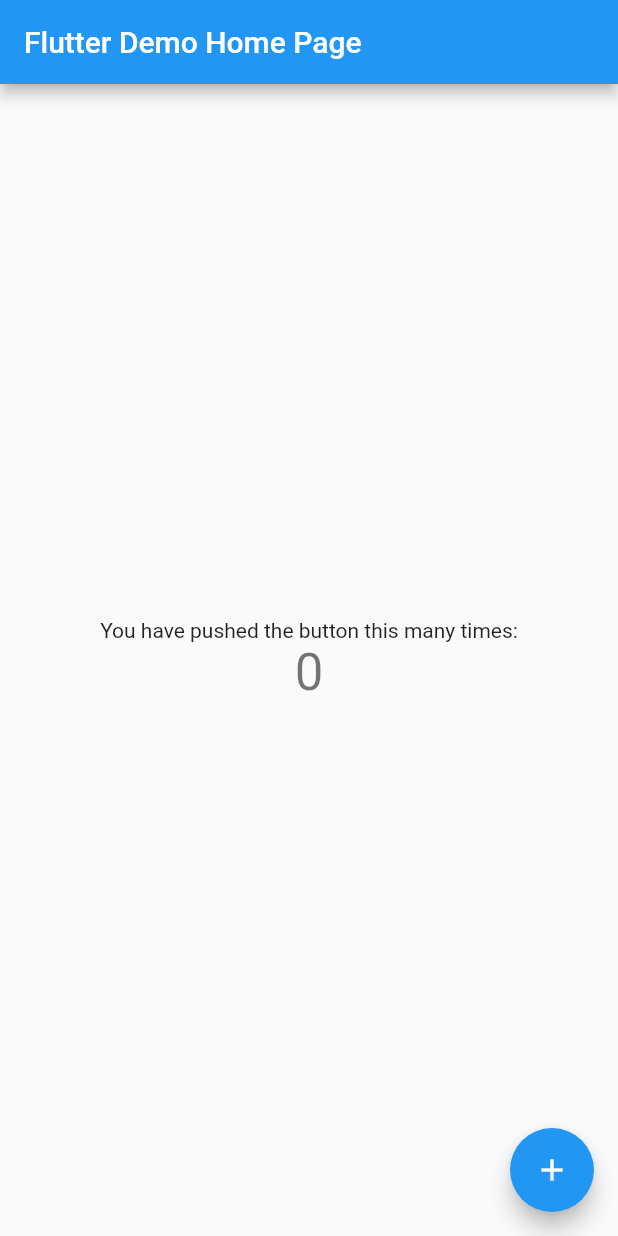
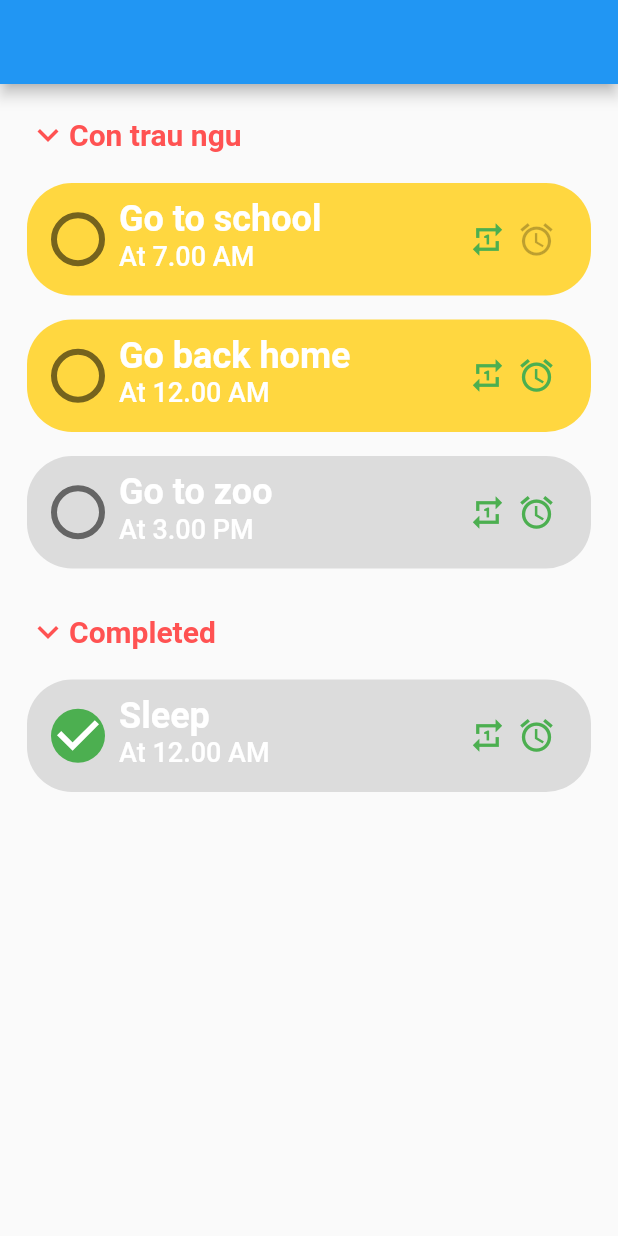
Before and after one commit to DucThang18DT/FlutterApp_StupidBuffalo, a Flutter app: the screen it shows after launch, on a phone screen of 412 x 824 dp. Run offline on Flutter 3.47's test engine with Material 2 defaults, Android fonts, the phone set to English and light mode, and no system bars; our stand-ins replace get.

Commit message:
create \'task object\' that include infor of tasks, update main screen UI

```diff
--- a/lib/main.dart
+++ b/lib/main.dart
@@ -1,113 +1,55 @@
 import 'package:flutter/material.dart';
+import 'package:todo_app/screens/mainScreen/mainScreen.dart';
+
+import 'objects/taskObject/listTask.dart';
+import 'objects/taskObject/taskProperties.dart';
 
 void main() {
+  while (ListTask.tasks.length > 0) {
+    ListTask.tasks.removeLast();
+  }
+  ListTask.tasks.add(TaskProperties(
+      name: "Go to school",
+      description: "At 7.00 AM",
+      repeat: Repeat.ONCE,
+      remind: false,
+      status: Status.DOING,
+      important: true));
+  ListTask.tasks.add(TaskProperties(
+      name: "Sleep",
+      description: "At 12.00 AM",
+      repeat: Repeat.ONCE,
+      remind: true,
+      status: Status.DONE,
+      important: false));
+  ListTask.tasks.add(TaskProperties(
+      name: "Go back home",
+      description: "At 12.00 AM",
+      repeat: Repeat.ONCE,
+      remind: true,
+      status: Status.DOING,
+      important: true));
+  ListTask.tasks.add(TaskProperties(
+      name: "Go to zoo",
+      description: "At 3.00 PM",
+      repeat: Repeat.ONCE,
+      remind: true,
+      status: Status.DOING,
+      important: false));
+  for (int index = 0; index < ListTask.tasks.length; index++)
+    if (ListTask.tasks[index].status == Status.DONE) ++ListTask.taskDone;
   runApp(MyApp());
 }
 
 class MyApp extends StatelessWidget {
-  // This widget is the root of your application.
   @override
   Widget build(BuildContext context) {
     return MaterialApp(
-      title: 'Stupid Buffalo',
-      theme: ThemeData(
-        // This is the theme of your application.
-        //
-        // Try running your application with "flutter run". You'll see the
-        // application has a blue toolbar. Then, without quitting the app, try
-        // changing the primarySwatch below to Colors.green and then invoke
-        // "hot reload" (press "r" in the console where you ran "flutter run",
-        // or simply save your changes to "hot reload" in a Flutter IDE).
-        // Notice that the counter didn't reset back to zero; the application
-        // is not restarted.
-        primarySwatch: Colors.blue,
-      ),
-      home: MyHomePage(title: 'Flutter Demo Home Page'),
+      home: Scaffold(
+          appBar: AppBar(
+            actions: [],
+          ),
+          body: MainScreen()),
     );
   }
 }
-
-class MyHomePage extends StatefulWidget {
-  MyHomePage({Key? key, required this.title}) : super(key: key);
-
-  // This widget is the home page of your application. It is stateful, meaning
-  // that it has a State object (defined below) that contains fields that affect
-  // how it looks.
-
-  // This class is the configuration for the state. It holds the values (in this
-  // case the title) provided by the parent (in this case the App widget) and
-  // used by the build method of the State. Fields in a Widget subclass are
-  // always marked "final".
-
-  final String title;
-
-  @override
-  _MyHomePageState createState() => _MyHomePageState();
-}
-
-class _MyHomePageState extends State<MyHomePage> {
-  int _counter = 0;
-
-  void _incrementCounter() {
-    setState(() {
-      // This call to setState tells the Flutter framework that something has
-      // changed in this State, which causes it to rerun the build method below
-      // so that the display can reflect the updated values. If we changed
-      // _counter without calling setState(), then the build method would not be
-      // called again, and so nothing would appear to happen.
-      _counter++;
-    });
-  }
-
-  @override
-  Widget build(BuildContext context) {
-    // This method is rerun every time setState is called, for instance as done
-    // by the _incrementCounter method above.
-    //
-    // The Flutter framework has been optimized to make rerunning build methods
-    // fast, so that you can just rebuild anything that needs updating rather
-    // than having to individually change instances of widgets.
-    return Scaffold(
-      appBar: AppBar(
-        // Here we take the value from the MyHomePage object that was created by
-        // the App.build method, and use it to set our appbar title.
-        title: Text(widget.title),
-      ),
-      body: Center(
-        // Center is a layout widget. It takes a single child and positions it
-        // in the middle of the parent.
-        child: Column(
-          // Column is also a layout widget. It takes a list of children and
-          // arranges them vertically. By default, it sizes itself to fit its
-          // children horizontally, and tries to be as tall as its parent.
-          //
-          // Invoke "debug painting" (press "p" in the console, choose the
-          // "Toggle Debug Paint" action from the Flutter Inspector in Android
-          // Studio, or the "Toggle Debug Paint" command in Visual Studio Code)
-          // to see the wireframe for each widget.
-          //
-          // Column has various properties to control how it sizes itself and
-          // how it positions its children. Here we use mainAxisAlignment to
-          // center the children vertically; the main axis here is the vertical
-          // axis because Columns are vertical (the cross axis would be
-          // horizontal).
-          mainAxisAlignment: MainAxisAlignment.center,
-          children: <Widget>[
-            Text(
-              'You have pushed the button this many times:',
-            ),
-            Text(
-              '$_counter',
-              style: Theme.of(context).textTheme.headline4,
-            ),
-          ],
-        ),
-      ),
-      floatingActionButton: FloatingActionButton(
-        onPressed: _incrementCounter,
-        tooltip: 'Increment',
-        child: Icon(Icons.add),
-      ), // This trailing comma makes auto-formatting nicer for build methods.
-    );
-  }
-}
--- /dev/null
+++ b/lib/objects/taskObject/listTask.dart
@@ -0,0 +1,7 @@
+import 'package:todo_app/objects/taskObject/taskProperties.dart';
+import 'package:get/get.dart';
+
+class ListTask {
+  static RxInt taskDone = 0.obs;
+  static List<TaskProperties> tasks = <TaskProperties>[].obs;
+}
--- /dev/null
+++ b/lib/objects/taskObject/taskProperties.dart
@@ -0,0 +1,88 @@
+enum Repeat { ONCE, EVERYDAY, CUSTOM }
+enum Status { DONE, LATE, DOING }
+
+class TaskProperties {
+  String _taskName = "";
+  String _description = "";
+  Repeat _repeat = Repeat.ONCE;
+  Status _status = Status.DOING;
+  DateTime _dueDate = DateTime.now();
+  DateTime _completeTime = DateTime.now();
+  bool _remind = true;
+  bool _important = true;
+
+  // getter
+  String get taskName => _taskName;
+  String get description => _description;
+  Repeat get repeat => _repeat;
+  Status get status => _status;
+  DateTime get dueDate => _dueDate;
+  DateTime get completeTime => _completeTime;
+  bool get remind => _remind;
+  bool get important => _important;
+
+  // setter
+  set newTaskName(String name) {
+    _taskName = name;
+  }
+
+  set newDescription(String des) {
+    _description = des;
+  }
+
+  set newRepeat(Repeat repeat) {
+    _repeat = repeat;
+  }
+
+  set newStatus(Status status) {
+    _status = status;
+  }
+
+  set newDueDate(String time) {
+    _dueDate = DateTime.parse(time);
+  }
+
+  set newCompleteTime(String time) {
+    _completeTime = DateTime.parse(time);
+  }
+
+  set newRemind(bool remind) {
+    _remind = remind;
+  }
+
+  set newImportant(bool important) {
+    _important = important;
+  }
+
+  // Constructor
+  TaskProperties(
+      {String name = "Todo",
+      String description = "This is a today task.",
+      Repeat repeat = Repeat.ONCE,
+      Status status = Status.DOING,
+      bool remind = true,
+      bool important = true,
+      String dueDate = '2022-02-17 19:15:00Z'}) {
+    newTaskName = name;
+    newDescription = description;
+    newRepeat = repeat;
+    newDueDate = dueDate;
+    newStatus = status;
+    newRemind = remind;
+    newImportant = important;
+  }
+
+  // methods
+
+  bool isLate() {
+    DateTime _now = DateTime.now();
+    if (dueDate.isBefore(_now))
+      return true;
+    else
+      return false;
+  }
+
+  void complete() {
+    _completeTime = DateTime.now();
+  }
+}
--- /dev/null
+++ b/lib/screens/mainScreen/mainScreen.dart
@@ -0,0 +1,117 @@
+import 'package:flutter/material.dart';
+import 'package:get/get.dart';
+import 'package:todo_app/objects/taskObject/listTask.dart';
+import 'package:todo_app/objects/taskObject/taskProperties.dart';
+import 'package:todo_app/screens/mainScreen/taskItem/taskitem.dart';
+
+class MainScreen extends StatefulWidget {
+  static MainScreenProperties mainPgProps = MainScreenProperties();
+  static bool taskExpand = true;
+  static bool completedTaskExpand = true;
+
+  @override
+  _MainScreenState createState() => _MainScreenState();
+}
+
+class _MainScreenState extends State<MainScreen> {
+  @override
+  Widget build(BuildContext context) {
+    return Obx(() => ListView(
+          padding: EdgeInsets.all(MainScreen.mainPgProps.padding),
+          children: [
+            if (ListTask.taskDone < ListTask.tasks.length)
+              TextButton(
+                  onPressed: () {
+                    setState(() {
+                      if (MainScreen.taskExpand)
+                        MainScreen.taskExpand = false;
+                      else
+                        MainScreen.taskExpand = true;
+                    });
+                  },
+                  child: Container(
+                    alignment: Alignment.centerLeft,
+                    child: Row(children: [
+                      Icon(
+                        MainScreen.taskExpand
+                            ? Icons.keyboard_arrow_down
+                            : Icons.keyboard_arrow_right,
+                        size: MainScreen.mainPgProps.iconSize,
+                        color: MainScreen.mainPgProps.iconColor,
+                      ),
+                      Text(
+                        "Con trau ngu",
+                        textAlign: TextAlign.left,
+                        style: TextStyle(
+                            fontSize: MainScreen.mainPgProps.headerSize,
+                            color: MainScreen.mainPgProps.headerColor,
+                            fontWeight: FontWeight.bold),
+                      ),
+                    ]),
+                  )),
+            if (MainScreen.taskExpand)
+              for (int id = 0; id < ListTask.tasks.length; id++)
+                if (ListTask.tasks[id].status != Status.DONE) TaskItem(id),
+
+            // if (ListTask.taskDone > 0)
+            // Container(
+            //   // height: 20,
+            //   padding: EdgeInsets.all(MainScreen.mainPgProps.deviderPadding),
+            //   child:
+            SizedBox(
+              height: 10,
+            ),
+
+            if (ListTask.taskDone > 0)
+              TextButton(
+                  onPressed: () {
+                    setState(() {
+                      if (MainScreen.completedTaskExpand)
+                        MainScreen.completedTaskExpand = false;
+                      else
+                        MainScreen.completedTaskExpand = true;
+                    });
+                  },
+                  child: Container(
+                    alignment: Alignment.centerLeft,
+                    child: Row(children: [
+                      Icon(
+                        MainScreen.completedTaskExpand
+                            ? Icons.keyboard_arrow_down
+                            : Icons.keyboard_arrow_right,
+                        size: MainScreen.mainPgProps.iconSize,
+                        color: MainScreen.mainPgProps.iconColor,
+                      ),
+                      Text(
+                        "Completed",
+                        textAlign: TextAlign.left,
+                        style: TextStyle(
+                            fontSize: MainScreen.mainPgProps.headerSize,
+                            color: MainScreen.mainPgProps.headerColor,
+                            fontWeight: FontWeight.bold),
+                      ),
+                    ]),
+                  )),
+            // ),
+            if (MainScreen.completedTaskExpand)
+              for (int id = 0; id < ListTask.tasks.length; id++)
+                if (ListTask.tasks[id].status == Status.DONE) TaskItem(id),
+
+            // Text('${ListTask.taskDone}'),
+          ],
+        ));
+  }
+}
+
+class MainScreenProperties {
+  double sizedBoxHeght = 50;
+  double sizedBoxWidth = 30;
+  double padding = 10;
+  Color dividerColor = Colors.black;
+  double deviderHeight = 10;
+  double deviderPadding = 5;
+  Color headerColor = Colors.redAccent;
+  double headerSize = 20;
+  double iconSize = 28;
+  Color iconColor = Colors.redAccent;
+}
--- /dev/null
+++ b/lib/screens/mainScreen/taskItem/taskitem.dart
@@ -0,0 +1,141 @@
+import 'package:flutter/cupertino.dart';
+import 'package:flutter/material.dart';
+import 'package:get/get_state_manager/src/rx_flutter/rx_obx_widget.dart';
+import 'package:todo_app/objects/taskObject/listTask.dart';
+import 'package:todo_app/objects/taskObject/taskProperties.dart';
+
+class TaskItem extends StatefulWidget {
+  late int index;
+  // static late TaskProperties ListTask;
+  static final TaskItemProperties _itemProps = TaskItemProperties();
+
+  TaskItem(int index) {
+    this.index = index;
+  }
+  @override
+  _TaskItemState createState() => _TaskItemState();
+}
+
+class _TaskItemState extends State<TaskItem> {
+  viewTask() {
+    // TODO
+  }
+  @override
+  Widget build(BuildContext context) {
+    return TextButton(
+      onPressed: viewTask,
+      child: Container(
+        decoration: BoxDecoration(
+            borderRadius:
+                BorderRadius.circular(TaskItem._itemProps.borderRadius),
+            color: ListTask.tasks[widget.index].important == true
+                ? TaskItem._itemProps.itemImportantBgrColor
+                : TaskItem._itemProps.itemBackground),
+        padding: EdgeInsets.all(TaskItem._itemProps.padding),
+        // margin: EdgeInsets.all(TaskItem._itemProps.margin),
+        //color: Colors.amber,
+        height: TaskItem._itemProps.height,
+        child: Row(
+          mainAxisAlignment: MainAxisAlignment.start,
+          children: [
+            Transform.scale(
+              scale: TaskItem._itemProps.checkBoxScale,
+              child: Checkbox(
+                  shape: CircleBorder(),
+                  value: ListTask.tasks[widget.index].status == Status.DONE
+                      ? true
+                      : false,
+                  activeColor: TaskItem._itemProps.checkboxActiveColor,
+                  onChanged: (bool? value) {
+                    setState(() {
+                      if (ListTask.tasks[widget.index].status == Status.DONE) {
+                        // TaskItem._itemProps.checkBoxValue = false;
+                        if (ListTask.tasks[widget.index].isLate())
+                          ListTask.tasks[widget.index].newStatus = Status.LATE;
+                        else
+                          ListTask.tasks[widget.index].newStatus = Status.DOING;
+                        --ListTask.taskDone;
+                      } else {
+                        // TaskItem._itemProps.checkBoxValue = true;
+                        ListTask.tasks[widget.index].newStatus = Status.DONE;
+                        ListTask.tasks[widget.index].complete();
+                        ListTask.taskDone = ListTask.taskDone + 1;
+                      }
+                    });
+                    ListTask.tasks.add(TaskProperties());
+                    ListTask.tasks.removeLast();
+                  }),
+            ),
+            SizedBox(
+              width: TaskItem._itemProps.width / 3,
+            ),
+            Expanded(
+              child: Column(
+                  mainAxisAlignment: MainAxisAlignment.start,
+                  crossAxisAlignment: CrossAxisAlignment.start,
+                  children: [
+                    Text(
+                      ListTask.tasks[widget.index].taskName,
+                      //textAlign: TextAlign.left,
+                      style: TextStyle(
+                          color: TaskItem._itemProps.textColor,
+                          fontSize: TaskItem._itemProps.titleSize,
+                          fontWeight: FontWeight.bold),
+                    ),
+                    Text(
+                      ListTask.tasks[widget.index].description,
+                      style: TextStyle(
+                          color: TaskItem._itemProps.textColor,
+                          fontSize: TaskItem._itemProps.desSize),
+                    )
+                  ]),
+              // ),
+            ),
+            Padding(
+              padding: EdgeInsets.all(TaskItem._itemProps.padding / 3),
+              child: Icon(
+                ListTask.tasks[widget.index].repeat == Repeat.ONCE
+                    ? TaskItem._itemProps.repeatOnce
+                    : TaskItem._itemProps.repeat,
+                size: TaskItem._itemProps.iconSize,
+                color: TaskItem._itemProps.iconActiveColor,
+              ),
+            ),
+            Padding(
+              padding: EdgeInsets.all(TaskItem._itemProps.padding / 3),
+              child: Icon(Icons.alarm,
+                  size: TaskItem._itemProps.iconSize,
+                  color: ListTask.tasks[widget.index].remind == true
+                      ? TaskItem._itemProps.iconActiveColor
+                      : TaskItem._itemProps.iconOffColor),
+            ),
+            SizedBox(
+              width: TaskItem._itemProps.width,
+            )
+          ],
+        ),
+      ),
+    );
+  }
+}
+
+class TaskItemProperties {
+  double margin = 10;
+  double padding = 10;
+  double height = 75;
+  double width = 10;
+  double borderRadius = 30;
+  double titleSize = 24;
+  double desSize = 18;
+  Color itemBackground = Colors.black12;
+  Color itemImportantBgrColor = Colors.amberAccent;
+  Color textColor = Colors.white;
+  bool checkBoxValue = true;
+  Color checkboxActiveColor = Colors.green;
+  double checkBoxScale = 2.0;
+  IconData repeatOnce = Icons.repeat_one;
+  IconData repeat = Icons.repeat;
+  double iconSize = 26;
+  Color iconActiveColor = Colors.green;
+  Color iconOffColor = Colors.black26;
+}
--- /dev/null
+++ b/lib/taskObject/listTask.dart
@@ -0,0 +1,5 @@
+import 'package:todo_app/objects/taskObject/taskProperties.dart';
+
+class ListTask {
+  static List<TaskProperties> tasks = <TaskProperties>[];
+}
--- a/pubspec.yaml
+++ b/pubspec.yaml
@@ -23,6 +23,7 @@ environment:
 dependencies:
   flutter:
     sdk: flutter
+  get: 4.1.4
 
 
   # The following adds the Cupertino Icons font to your application.
@@ -32,6 +33,7 @@ dependencies:
 dev_dependencies:
   flutter_test:
     sdk: flutter
+
 
 # For information on the generic Dart part of this file, see the
 # following page: https://dart.dev/tools/pub/pubspec
```
Also changed, not shown: pubspec.lock.
